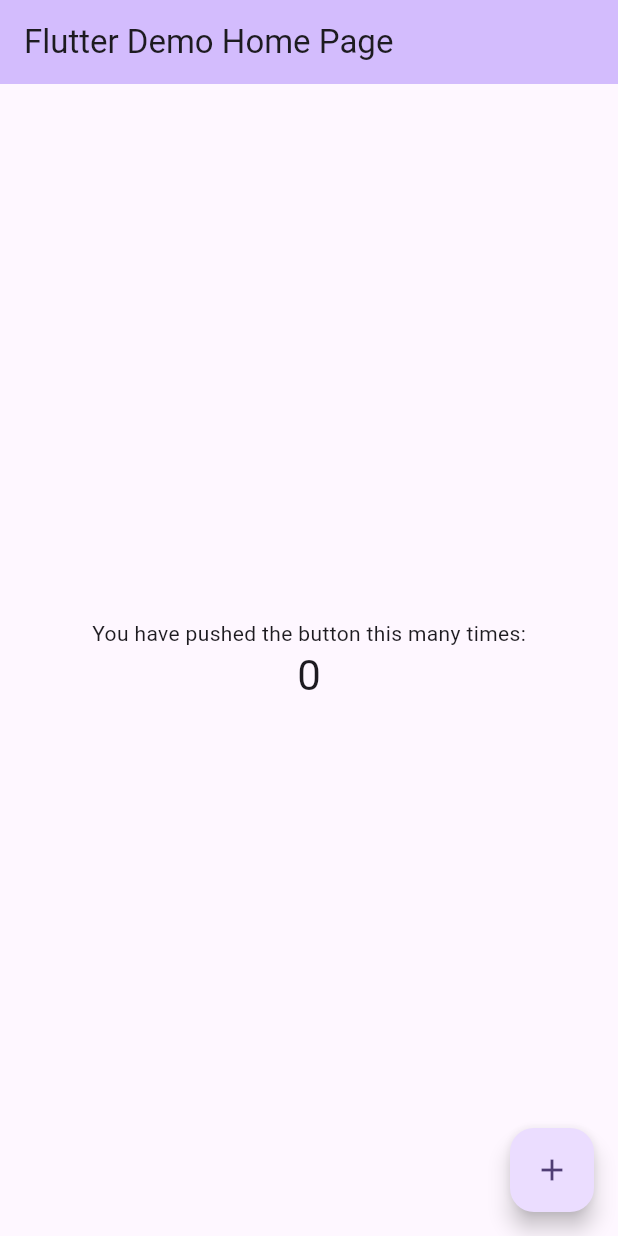
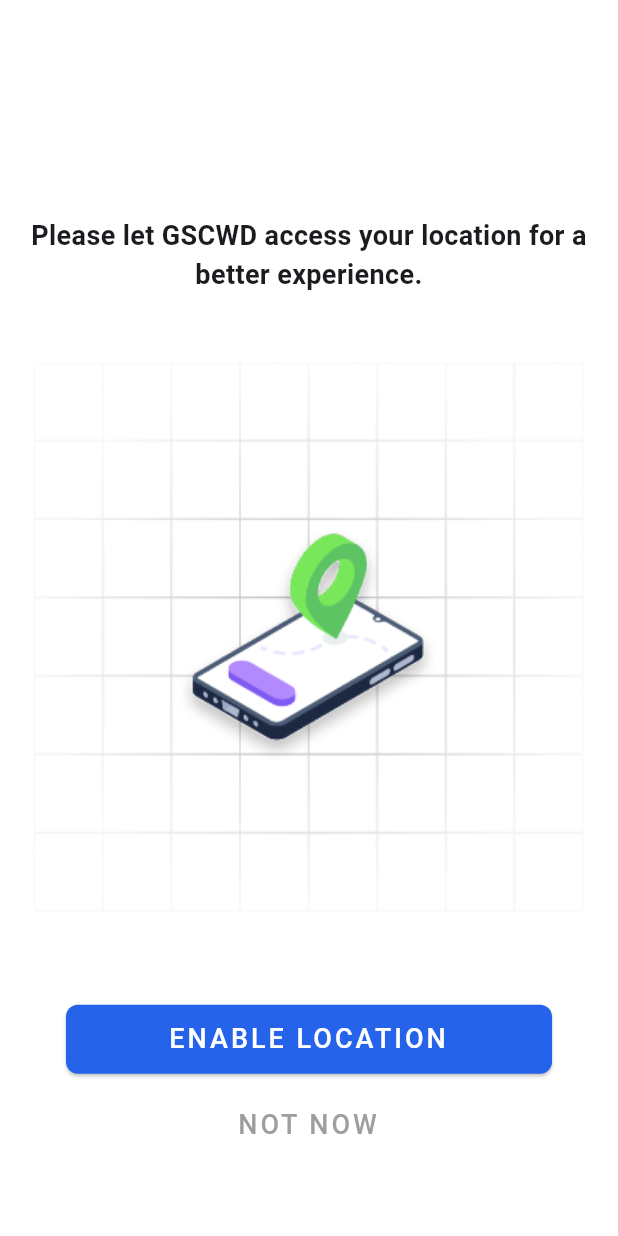
Before and after one commit to gscwd-ictd/mapstudio-mobile, a Flutter app: the screen it shows after launch, on a phone screen of 412 x 824 dp. Run offline on Flutter 3.47's test engine with Material 3 defaults, Android fonts, the phone set to English and light mode, and no system bars; our stand-ins replace bloc, dio, flutter_bloc, flutter_map, flutter_speed_dial, geolocator and 3 more; missing offline and left inert: dart:ffi.

Commit message:
splash screen with location permission screen and functions

```diff
--- /dev/null
+++ b/lib/app/screens/get_location/get_location.dart
@@ -0,0 +1,88 @@
+import 'package:flutter/material.dart';
+import 'package:flutter_bloc/flutter_bloc.dart';
+import 'package:mapstudio/app/widgets/buttons/default_button.dart';
+import 'package:mapstudio/app/widgets/text/button_text.dart';
+import 'package:mapstudio/common/utils/text_scale_util.dart';
+import 'package:mapstudio/domain/blocs/geolocation_bloc/geolocation_bloc.dart';
+
+class GetLocation extends StatefulWidget {
+  const GetLocation({super.key});
+
+  @override
+  State<GetLocation> createState() => _GetLocationState();
+}
+
+class _GetLocationState extends State<GetLocation> {
+  var opacity = 1.0;
+  var xOffset = 0.0;
+  var yOffset = 0.0;
+  var blurRadius = 0.0;
+  var spreadRadius = 0.0;
+  @override
+  Widget build(BuildContext context) {
+    final geoLocationBloc = BlocProvider.of<GeolocationBloc>(context);
+    return Hero(
+        tag: 'getLocation',
+        child: Scaffold(
+          backgroundColor: Colors.white,
+          body: Padding(
+            padding: const EdgeInsets.symmetric(horizontal: 10, vertical: 50),
+            child: Center(
+              child: Column(
+                mainAxisAlignment: MainAxisAlignment.end,
+                children: [
+                  Text(
+                    'Please let GSCWD access your location for a better experience.',
+                    style: const TextStyle(
+                        fontSize: 18, fontWeight: FontWeight.bold),
+                    textAlign: TextAlign.center,
+                    textScaler: TextScaler.linear(
+                        TextScaleUtil.textScaleFactor(context)),
+                  ),
+                  Padding(
+                    padding: EdgeInsets.symmetric(
+                        vertical: MediaQuery.of(context).size.height / 20),
+                    child: Image.asset(
+                      'assets/images/smp_location_grid.png',
+                      scale: 1,
+                    ),
+                  ),
+                  DefaultButton(
+                    buttonText: 'ENABLE LOCATION',
+                    buttonWidth: MediaQuery.of(context).size.width / 7,
+                    onPressed: () {
+                      geoLocationBloc.add(GetGeolocationRequest(context));
+                    },
+                  ),
+                  SizedBox(height: MediaQuery.of(context).size.height / 90),
+                  TextButton(
+                    style: ElevatedButton.styleFrom(
+                        shape: RoundedRectangleBorder(
+                            borderRadius: BorderRadius.circular(8)),
+                        padding: const EdgeInsets.symmetric(
+                            horizontal: 10, vertical: 10)),
+                    onPressed: () {},
+                    child: Container(
+                      decoration: BoxDecoration(
+                        shape: BoxShape.rectangle,
+                        borderRadius: BorderRadius.circular(2),
+                      ),
+                      child: Padding(
+                        padding: EdgeInsets.symmetric(
+                          horizontal: MediaQuery.of(context).size.width / 3.8,
+                        ),
+                        child: const ButtonText(
+                          color: Colors.grey,
+                          buttonText: 'NOT NOW',
+                          buttonSize: 18,
+                        ),
+                      ),
+                    ),
+                  ),
+                ],
+              ),
+            ),
+          ),
+        ));
+  }
+}
--- a/lib/app/screens/map/map.dart
+++ b/lib/app/screens/map/map.dart
@@ -11,9 +11,7 @@ import '../../../domain/blocs/geolocation_bloc/geolocation_bloc.dart';
 // import '../../constants/types/route_type.dart';
 
 class MapScreen extends StatefulWidget {
-  const MapScreen({super.key, required this.title});
-
-  final String title;
+  const MapScreen({super.key});
 
   @override
   State<MapScreen> createState() => _MapScreen();
--- /dev/null
+++ b/lib/app/widgets/buttons/default_button.dart
@@ -0,0 +1,48 @@
+import 'dart:ffi';
+
+import 'package:flutter/material.dart';
+import 'package:mapstudio/app/widgets/text/button_text.dart';
+
+// ignore: must_be_immutable
+class DefaultButton extends StatefulWidget {
+  final Function onPressed;
+  final String buttonText;
+  final double buttonWidth;
+  Color? color;
+  Color? txtColor;
+  DefaultButton(
+      {super.key,
+      required this.onPressed,
+      required this.buttonText,
+      required this.buttonWidth,
+      this.color,
+      this.txtColor});
+
+  @override
+  State<DefaultButton> createState() => _DefaultButtonState();
+}
+
+class _DefaultButtonState extends State<DefaultButton> {
+  @override
+  Widget build(BuildContext context) {
+    return ElevatedButton(
+      style: ElevatedButton.styleFrom(
+          shape: RoundedRectangleBorder(borderRadius: BorderRadius.circular(8)),
+          backgroundColor: widget.color == null
+              ? const Color.fromARGB(255, 37, 99, 235)
+              : widget.color!,
+          padding: const EdgeInsets.symmetric(horizontal: 10, vertical: 10)),
+      child: Padding(
+        padding: EdgeInsets.symmetric(horizontal: widget.buttonWidth),
+        child: ButtonText(
+          color: widget.txtColor == null ? Colors.white : widget.txtColor!,
+          buttonText: widget.buttonText,
+          buttonSize: 18,
+        ),
+      ),
+      onPressed: () {
+        widget.onPressed();
+      },
+    );
+  }
+}
--- /dev/null
+++ b/lib/app/widgets/text/button_text.dart
@@ -0,0 +1,30 @@
+import 'package:flutter/material.dart';
+import 'package:mapstudio/common/utils/text_scale_util.dart';
+
+class ButtonText extends StatefulWidget {
+  final String buttonText;
+  final double buttonSize;
+  final Color color;
+  const ButtonText(
+      {super.key,
+      required this.buttonText,
+      required this.buttonSize,
+      required this.color});
+
+  @override
+  State<ButtonText> createState() => _ButtonTextState();
+}
+
+class _ButtonTextState extends State<ButtonText> {
+  @override
+  Widget build(BuildContext context) {
+    return Text(widget.buttonText,
+        style: TextStyle(
+            letterSpacing: 2,
+            fontSize: widget.buttonSize,
+            fontWeight: FontWeight.w500,
+            color: widget.color),
+        textAlign: TextAlign.center,
+        textScaler: TextScaler.linear(TextScaleUtil.textScaleFactor(context)));
+  }
+}
--- /dev/null
+++ b/lib/common/utils/text_scale_util.dart
@@ -0,0 +1,11 @@
+import 'dart:math';
+import 'package:flutter/material.dart';
+
+class TextScaleUtil {
+  static double textScaleFactor(BuildContext context,
+      {double maxTextScaleFactor = 2}) {
+    final width = MediaQuery.of(context).size.width;
+    double val = (width / 1400) * maxTextScaleFactor;
+    return max(1, min(val, maxTextScaleFactor));
+  }
+}
--- a/lib/domain/blocs/geolocation_bloc/geolocation_event.dart
+++ b/lib/domain/blocs/geolocation_bloc/geolocation_event.dart
@@ -9,7 +9,8 @@ class InitializeGeolocator extends GeolocationEvent {
 }
 
 class GetGeolocationRequest extends GeolocationEvent {
-  const GetGeolocationRequest();
+  final BuildContext context;
+  const GetGeolocationRequest(this.context);
 }
 
 class StoreGeolocationData extends GeolocationEvent {
--- a/lib/main.dart
+++ b/lib/main.dart
@@ -1,6 +1,6 @@
 import 'package:flutter/material.dart';
 import 'package:flutter_bloc/flutter_bloc.dart';
-import 'package:mapstudio/app/screens/map/map.dart';
+import 'package:mapstudio/app/screens/splash_screen/logo_screen.dart';
 import 'package:mapstudio/domain/blocs/map_layer_bloc/map_layer_bloc.dart';
 import 'package:mapstudio/domain/blocs/map_layer_bloc/map_layer_event.dart';
 import 'domain/blocs/geolocation_bloc/geolocation_bloc.dart';
@@ -45,105 +45,8 @@ class MyApp extends StatelessWidget {
           colorScheme: ColorScheme.fromSeed(seedColor: Colors.deepPurple),
           useMaterial3: true,
         ),
-        home: const MyHomePage(title: 'Flutter Demo Home Page'),
+        home: const Hero(tag: 'splash', child: LogoScreen()),
       ),
     );
   }
 }
-
-class MyHomePage extends StatefulWidget {
-  const MyHomePage({super.key, required this.title});
-
-  // This widget is the home page of your application. It is stateful, meaning
-  // that it has a State object (defined below) that contains fields that affect
-  // how it looks.
-
-  // This class is the configuration for the state. It holds the values (in this
-  // case the title) provided by the parent (in this case the App widget) and
-  // used by the build method of the State. Fields in a Widget subclass are
-  // always marked "final".
-
-  final String title;
-
-  @override
-  State<MyHomePage> createState() => _MyHomePageState();
-}
-
-class _MyHomePageState extends State<MyHomePage> {
-  int _counter = 0;
-
-  void _incrementCounter() {
-    setState(() {
-      // This call to setState tells the Flutter framework that something has
-      // changed in this State, which causes it to rerun the build method below
-      // so that the display can reflect the updated values. If we changed
-      // _counter without calling setState(), then the build method would not be
-      // called again, and so nothing would appear to happen.
-      _counter++;
-    });
-  }
-
-  @override
-  Widget build(BuildContext context) {
-    // This method is rerun every time setState is called, for instance as done
-    // by the _incrementCounter method above.
-    //
-    // The Flutter framework has been optimized to make rerunning build methods
-    // fast, so that you can just rebuild anything that needs updating rather
-    // than having to individually change instances of widgets.
-    return Scaffold(
-      appBar: AppBar(
-        // TRY THIS: Try changing the color here to a specific color (to
-        // Colors.amber, perhaps?) and trigger a hot reload to see the AppBar
-        // change color while the other colors stay the same.
-        backgroundColor: Theme.of(context).colorScheme.inversePrimary,
-        // Here we take the value from the MyHomePage object that was created by
-        // the App.build method, and use it to set our appbar title.
-        title: Text(widget.title),
-      ),
-      body: Center(
-        // Center is a layout widget. It takes a single child and positions it
-        // in the middle of the parent.
-        child: Column(
-          // Column is also a layout widget. It takes a list of children and
-          // arranges them vertically. By default, it sizes itself to fit its
-          // children horizontally, and tries to be as tall as its parent.
-          //
-          // Column has various properties to control how it sizes itself and
-          // how it positions its children. Here we use mainAxisAlignment to
-          // center the children vertically; the main axis here is the vertical
-          // axis because Columns are vertical (the cross axis would be
-          // horizontal).
-          //
-          // TRY THIS: Invoke "debug painting" (choose the "Toggle Debug Paint"
-          // action in the IDE, or press "p" in the console), to see the
-          // wireframe for each widget.
-          mainAxisAlignment: MainAxisAlignment.center,
-          children: <Widget>[
-            const Text(
-              'You have pushed the button this many times:',
-            ),
-            Text(
-              '$_counter',
-              style: Theme.of(context).textTheme.headlineMedium,
-            ),
-          ],
-        ),
-      ),
-      floatingActionButton: FloatingActionButton(
-        // onPressed: _incrementCounter,
-        onPressed: () {
-          Navigator.push(
-            context,
-            MaterialPageRoute(
-                builder: (context) => const MapScreen(
-                      title: 'Map',
-                    )),
-          );
-        },
-        tooltip: 'Increment',
-        child: const Icon(Icons.add),
-      ), // This trailing comma makes auto-formatting nicer for build methods.
-    );
-  }
-}
--- a/pubspec.yaml
+++ b/pubspec.yaml
@@ -44,6 +44,7 @@ dependencies:
   latlong2: ^0.9.0
   flutter_speed_dial: ^7.0.0
   equatable: ^2.0.5
+  shadow_widget: ^0.1.1
 
 dev_dependencies:
   flutter_test:
```
Also changed, not shown: lib/app/screens/splash_screen/logo_screen.dart (added, +79 -0 lines), lib/app/widgets/map_floating_action_button/map_floating_action_button.dart (+0 -16 lines), lib/domain/blocs/geolocation_bloc/geolocation_bloc.dart (+26 -3 lines), assets/images/GSCWD_logo.png (added), assets/images/grids.png (added), assets/images/smartphone_location.png (added), assets/images/smp_location_grid.png (added).
